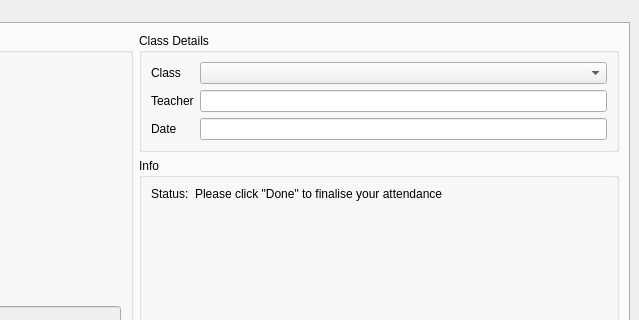
Old version of the form designs/FAS_attendance.ui in the repository sirhanningfield/fas; both pictures show x 368 to 1007 and y 91 to 411 of the 1007 by 787 pixel window.
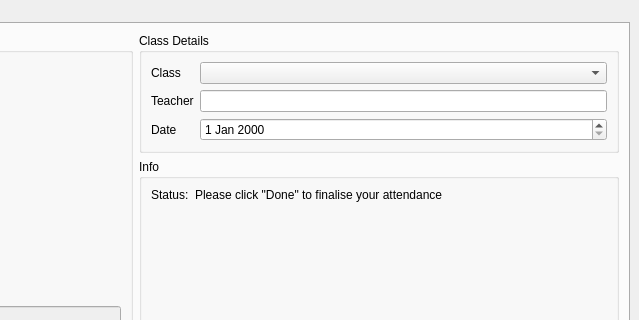
New version of the form. Icons and pictures are not drawn.

```diff
--- a/designs/FAS_attendance.ui
+++ b/designs/FAS_attendance.ui
@@ -199,7 +199,7 @@
                 </widget>
                </item>
                <item row="2" column="1">
-                <widget class="QLineEdit" name="scan_date"/>
+                <widget class="QDateEdit" name="dateEdit"/>
                </item>
               </layout>
              </widget>
```
Left out of the diff: 14 changed lines with no effect on the pictures.
